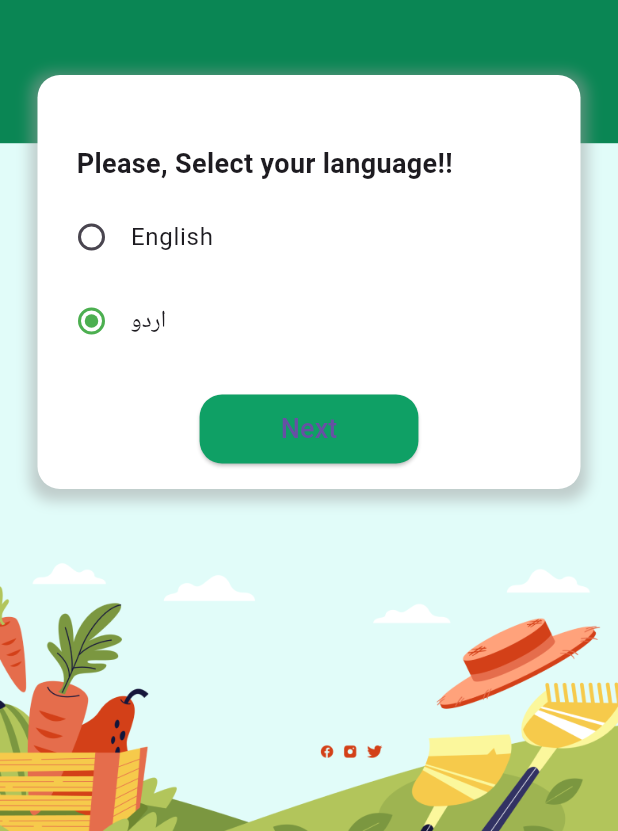
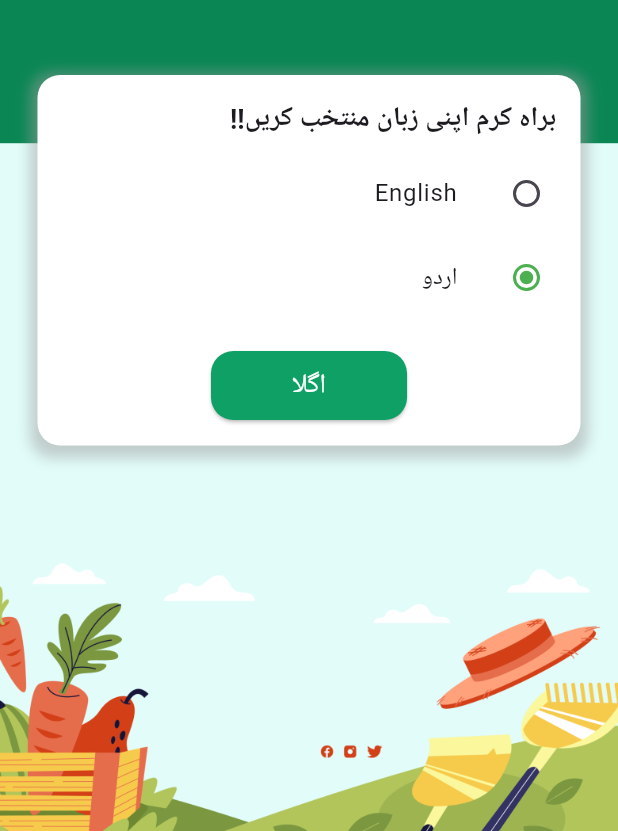
Before and after one commit to naveedabbasbngash/Agritas-App, a Flutter app: the LanguageSelectionView screen opened directly, after a tap on "اردو", on a phone screen of 412 x 824 dp, the part 405-1236 px from its top. Run offline on Flutter 3.47's test engine with Material 3 defaults, Android fonts, the phone set to English and light mode, and no system bars; our stand-ins replace cached_network_image, connectivity_plus, hive, hive_flutter, shared_preferences, shimmer; accounts and stored records are empty.

Commit message:
Dashboard view is added ( functionalitiy remaining)

```diff
--- a/lib/main.dart
+++ b/lib/main.dart
@@ -1,12 +1,13 @@
+import 'package:agritas_app/utils/dashboard_view.dart';
 import 'package:flutter/material.dart';
 import 'package:provider/provider.dart';
 import 'package:hive/hive.dart';
 import 'package:hive_flutter/hive_flutter.dart';
 import 'package:path_provider/path_provider.dart';
+import 'package:flutter_localizations/flutter_localizations.dart';
 
 import 'viewmodels/product_viewmodel.dart';
 import 'viewmodels/language_viewmodel.dart';
-import 'views/product_list_view.dart';
 import 'views/language_selection_view.dart';
 import 'models/product.dart';
 import 'models/category.dart';
@@ -35,13 +36,27 @@ class MyApp extends StatelessWidget {
         }),
         ChangeNotifierProvider<LanguageViewModel>(create: (_) => LanguageViewModel()),
       ],
-      child: MaterialApp(
-        title: 'Haryali Markaz',
-        theme: ThemeData(
-          primarySwatch: Colors.green,
-          visualDensity: VisualDensity.adaptivePlatformDensity,
-        ),
-        home: LanguageSelectionView(),
+      child: Consumer<LanguageViewModel>(
+        builder: (context, languageViewModel, child) {
+          return MaterialApp(
+            title: 'Haryali Markaz',
+            theme: ThemeData(
+              primarySwatch: Colors.green,
+              visualDensity: VisualDensity.adaptivePlatformDensity,
+            ),
+            locale: Locale(languageViewModel.selectedLanguage),
+            supportedLocales: [
+              Locale('en', ''), // English
+              Locale('ur', ''), // Urdu
+            ],
+            localizationsDelegates: [
+              GlobalMaterialLocalizations.delegate,
+              GlobalWidgetsLocalizations.delegate,
+              GlobalCupertinoLocalizations.delegate,
+            ],
+            home: DashboardView(),
+          );
+        },
       ),
     );
   }
--- /dev/null
+++ b/lib/utils/dashboard_view.dart
@@ -0,0 +1,195 @@
+import 'package:flutter/material.dart';
+
+class DashboardView extends StatelessWidget {
+  @override
+  Widget build(BuildContext context) {
+    return Scaffold(
+      body: Stack(
+        children: [
+          // Background colors
+          Column(
+
+            children: [
+              Expanded(
+                flex: 3,
+                child: Container(
+                  color: const Color(0xFF0fa065), // Green portion (40%)
+                ),
+              ),
+              Expanded(
+                flex: 7,
+                child: Container(
+                  color: const Color(0xFFE1FDF9), // Light blue portion (60%)
+                ),
+              ),
+            ],
+          ),
+          // Content
+          Padding(
+
+            padding: const EdgeInsets.symmetric(horizontal: 20.0),
+            child: Column(
+
+              crossAxisAlignment: CrossAxisAlignment.start,
+              children: [
+                SizedBox(height:10),
+
+                // Date, City, Weather, and Temperature
+                Padding(
+
+                  padding: const EdgeInsets.only(top: 40.0),
+                  child: Row(
+                    children: [
+                      Expanded(
+                        child: Column(
+                          crossAxisAlignment: CrossAxisAlignment.start,
+                          children: [
+                            Text(
+                              "31, July, 2024",
+                              style: TextStyle(
+                                color: Colors.white,
+                                fontSize: 16.0,
+                              ),
+                            ),
+                            Text(
+                              "Peshawar",
+                              style: TextStyle(
+                                color: Colors.white,
+                                fontSize: 32.0,
+                                fontWeight: FontWeight.bold,
+                              ),
+                            ),
+                            Text(
+                              "Clear & Sunny Day",
+                              style: TextStyle(
+                                color: Colors.white,
+                                fontSize: 16.0,
+                              ),
+                            ),
+                          ],
+                        ),
+                      ),
+                      SizedBox(width: 10),
+                      Column(
+                        crossAxisAlignment: CrossAxisAlignment.end,
+                        children: [
+                          Text(
+                            "31°",
+                            style: TextStyle(
+                              color: Colors.white,
+                              fontSize: 64.0,
+                              fontWeight: FontWeight.bold,
+                            ),
+                          ),
+                          Text(
+                            "Real feel 45°",
+                            style: TextStyle(
+                              color: Colors.white,
+                              fontSize: 16.0,
+                            ),
+                          ),
+                        ],
+                      ),
+                    ],
+                  ),
+                ),
+                // Spacing between "Clear & Sunny Day" and the white box
+                SizedBox(height: 20),
+                // Adjust this value to get the desired spacing
+                // Rounded shape with logo, slider, and boxes
+                Container(
+                  decoration: BoxDecoration(
+                    color: Colors.white,
+                    borderRadius: BorderRadius.circular(30),
+                    boxShadow: [
+                      BoxShadow(
+                        color: Colors.black26,
+                        blurRadius: 10,
+                        offset: Offset(0, 5),
+                      ),
+                    ],
+                  ),
+                  padding: const EdgeInsets.all(20.0),
+                  child: Column(
+                    children: [
+                      // App Logo
+                      Container(
+                        height: 80,
+                        child: Image.asset(
+                            'assets/images/language_top_logo.png'), // Update with your logo asset path
+                      ),
+                      SizedBox(height: 20), // 10px space after the logo
+                      // Animated Slider
+                      Container(
+                        height: 120.0,
+                        color: Colors.grey[300], // Placeholder for slider
+                        child: Center(
+                          child: Text("Slider Placeholder"),
+                        ),
+                      ),
+                      Column(
+                        children: [
+                          SizedBox(height: 20),
+                        ],
+                      ), // 10px space after the slider
+                      // ListView of boxes
+
+                      Column(
+                        mainAxisAlignment: MainAxisAlignment.center,
+                        children: [
+                          // Logo// Grid of Buttons
+                          Wrap(
+                            spacing: 20, // Horizontal spacing between children
+                            runSpacing: 20, // Vertical spacing between rows
+                            children: [
+                              _buildDashboardButton('Products', 'assets/images/plantation.png', Colors.orange),
+                              _buildDashboardButton('Crops', 'assets/images/plantation.png', Colors.green),
+                              _buildDashboardButton('Problems', 'assets/images/plantation.png', Colors.purple),
+                              _buildDashboardButton('Dealers', 'assets/images/plantation.png', Colors.yellow),
+                              _buildDashboardButton('Contact Us', 'assets/images/plantation.png', Colors.blue),
+                              _buildDashboardButton('Services', 'assets/images/plantation.png', Colors.orangeAccent),
+                            ],
+                          )
+                        ],
+                      )
+                    ],
+                  ),
+                ),
+              ],
+            ),
+          ),
+        ],
+      ),
+    );
+  }
+
+  Widget _buildDashboardButton(String title, String iconPath, Color color) {
+    return Column(
+      mainAxisAlignment: MainAxisAlignment.center,
+      children: [
+        Container(
+          height: 120, // Increased height of the color box
+          width: 100,  // Optional: Set a fixed width if needed
+          decoration: BoxDecoration(
+            color: color,
+            borderRadius: BorderRadius.circular(16),
+          ),
+          child: Center(
+            child: Image.asset(
+              iconPath,
+              height: 50,
+            ),
+          ),
+        ),
+        SizedBox(height: 10),
+        Text(
+          title,
+          style: TextStyle(
+            fontSize: 16,
+            color: Colors.black,
+          ),
+        ),
+      ],
+    );
+  }
+}
--- a/lib/viewmodels/language_viewmodel.dart
+++ b/lib/viewmodels/language_viewmodel.dart
@@ -1,4 +1,3 @@
-// lib/viewmodels/language_viewmodel.dart
 import 'package:flutter/material.dart';
 
 class LanguageViewModel extends ChangeNotifier {
--- a/lib/views/language_selection_view.dart
+++ b/lib/views/language_selection_view.dart
@@ -1,4 +1,3 @@
-// lib/views/language_selection_view.dart
 import 'package:flutter/material.dart';
 import 'package:provider/provider.dart';
 import '../viewmodels/language_viewmodel.dart';
@@ -10,36 +9,56 @@ class LanguageSelectionView extends StatelessWidget {
     return Scaffold(
       body: Stack(
         children: [
-          // Background image
-          Positioned.fill(
+          _buildBackgroundImage(),
+          _buildContent(context),
+        ],
+      ),
+    );
+  }
+
+  Widget _buildBackgroundImage() {
+    return Positioned.fill(
       child: Image.asset(
-              'assets/images/language_bg.png', // Path to your background image
-              fit: BoxFit.cover, // Ensure the image covers the entire screen
+        'assets/images/language_bg.png',
+        fit: BoxFit.cover,
       ),
+    );
+  }
+
+  Widget _buildContent(BuildContext context) {
+    return Padding(
+      padding: const EdgeInsets.symmetric(horizontal: 25.0),
+      child: Consumer<LanguageViewModel>(
+        builder: (context, model, child) {
+          return Column(
+            children: [
+              _buildLogo(),
+              SizedBox(height: 50),
+              _buildLanguageSelectionBox(context, model),
+            ],
+          );
+        },
       ),
+    );
+  }
 
-          // Content positioned based on requirements
-          Padding(
-            padding: const EdgeInsets.symmetric(horizontal: 25.0),
-            // 20dp padding from left and right
-            child: Column(
-              children: [
-                // Top logo positioned 50dp from the top
-                Padding(
-                  padding: const EdgeInsets.only(top: 150.0), // 50dp from top
+  Widget _buildLogo() {
+    return Padding(
+      padding: const EdgeInsets.only(top: 150.0),
       child: Center(
         child: Image.asset(
           'assets/images/language_top_logo.png',
-                      // Path to your logo asset
           height: 120,
         ),
       ),
-                ),
-                SizedBox(height: 50),
-                // 30dp space between the logo and language box
+    );
+  }
 
-                // Language selection box
-                Container(
+  Widget _buildLanguageSelectionBox(
+      BuildContext context, LanguageViewModel model) {
+    final isUrdu = model.selectedLanguage == 'ur';
+
+    return Container(
       padding: EdgeInsets.all(16.0),
       decoration: BoxDecoration(
         color: Colors.white,
@@ -49,81 +68,91 @@ class LanguageSelectionView extends StatelessWidget {
             color: Colors.grey.withOpacity(0.5),
             spreadRadius: 5,
             blurRadius: 7,
-                        offset: Offset(0, 3), // Changes position of shadow
+            offset: Offset(0, 3),
           ),
         ],
       ),
       child: Column(
         crossAxisAlignment: CrossAxisAlignment.start,
         children: [
-                      SizedBox(height: 30),
-                      // Increased space from the top border to the text
+          _buildLanguageSelectionTitle(isUrdu),
+          SizedBox(height: 8),
+          _buildLanguageOptions(model),
+          SizedBox(height: 20),
+          _buildNextButton(context, isUrdu),
+        ],
+      ),
+    );
+  }
 
-                      Padding(
+  Widget _buildLanguageSelectionTitle(bool isUrdu) {
+    return Padding(
       padding: const EdgeInsets.only(left: 10.0),
-                        // Add padding to align text with radio buttons
       child: Text(
-                          "Please, Select your language!!",
+        isUrdu
+            ? "براہ کرم اپنی زبان منتخب کریں!!"
+            : "Please, Select your language!!",
         style: TextStyle(
           fontSize: 18,
           fontWeight: FontWeight.bold,
         ),
       ),
-                      ),
-                      SizedBox(height: 8),
-                      // Decrease the space between the text and the radio buttons
-                      Consumer<LanguageViewModel>(
-                        builder: (context, model, child) => Column(
+    );
+  }
+
+  Widget _buildLanguageOptions(LanguageViewModel model) {
+    return Column(
       crossAxisAlignment: CrossAxisAlignment.start,
       children: [
-                            Padding(
+        _buildRadioOption(
+          label: "English",
+          value: "en",
+          groupValue: model.selectedLanguage,
+          onChanged: (value) => model.selectLanguage(value!),
+        ),
+        _buildRadioOption(
+          label: "اردو",
+          value: "ur",
+          groupValue: model.selectedLanguage,
+          onChanged: (value) => model.selectLanguage(value!),
+        ),
+      ],
+    );
+  }
+
+  Widget _buildRadioOption({
+    required String label,
+    required String value,
+    required String groupValue,
+    required ValueChanged<String?> onChanged,
+  }) {
+    return Padding(
       padding: const EdgeInsets.only(left: 0.0),
       child: RadioListTile<String>(
         activeColor: Colors.green,
         contentPadding: EdgeInsets.zero,
         title: Transform.translate(
-                                  offset: Offset(-10, 0), // Move the title closer to the radio button by 5sp
-                                  child: Text("English"),
+          offset: Offset(-10, 0),
+          child: Text(label),
         ),
-                                value: "en",
-                                groupValue: model.selectedLanguage,
-                                onChanged: (value) {
-                                  model.selectLanguage(value!);
-                                },
+        value: value,
+        groupValue: groupValue,
+        onChanged: onChanged,
       ),
-                            ),
-                            Padding(
-                              padding: const EdgeInsets.only(left: 0.0),
-                              child: RadioListTile<String>(
-                                activeColor: Colors.green,
-                                contentPadding: EdgeInsets.zero,
-                                title: Transform.translate(
-                                  offset: Offset(-10, 0), // Move the title closer to the radio button by 5sp
-                                  child: Text("اردو"),
-                                ),
-                                value: "ur",
-                                groupValue: model.selectedLanguage,
-                                onChanged: (value) {
-                                  model.selectLanguage(value!);
-                                },
-                              ),
-                            ),
-                          ],
-                        ),
-                      ),
-                      SizedBox(height: 20),
-                      Center(
+    );
+  }
+
+  Widget _buildNextButton(BuildContext context, bool isUrdu) {
+    return Center(
       child: ElevatedButton(
         onPressed: () {
-                            // Navigate to the ProductListView
           Navigator.push(
             context,
-                              MaterialPageRoute(
-                                  builder: (context) => ProductListView()),
+            MaterialPageRoute(builder: (context) => ProductListView()),
           );
         },
         style: ElevatedButton.styleFrom(
-                            backgroundColor: Color(0xFF0fa065), // Green color
+          backgroundColor: Color(0xFF0fa065),
           shape: RoundedRectangleBorder(
             borderRadius: BorderRadius.circular(15),
           ),
@@ -132,19 +161,10 @@ class LanguageSelectionView extends StatelessWidget {
           padding: const EdgeInsets.symmetric(
               vertical: 10.0, horizontal: 30.0),
           child: Text(
-                              "Next",
-                              style: TextStyle(fontSize: 18),
+            isUrdu ? "اگلا" : "Next",
+            style: TextStyle(fontSize: 18,color:Colors.white),
           ),
         ),
-                        ),
-                      ),
-                    ],
-                  ),
-                ),
-              ],
-            ),
-          ),
-        ],
       ),
     );
   }
--- a/pubspec.yaml
+++ b/pubspec.yaml
@@ -41,13 +41,14 @@ dependencies:
   # For flutter_lints to ensure code quality
   flutter_lints: ^4.0.0
 
-  intl: ^0.18.0  # Add the intl package, make sure to use the latest version
+  intl: ^0.19.0  # Add the intl package, make sure to use the latest version
   collection: ^1.18.0
   connectivity_plus: ^6.0.5
   hive: ^2.2.3
   hive_flutter: ^1.1.0
   path_provider: ^2.1.4
   cached_network_image: ^3.4.1
+  flutter_localization: ^0.2.2
 
 dev_dependencies:
   flutter_test:
@@ -88,6 +89,7 @@ flutter:
     - assets/images/product_place_holder.png
     - assets/images/language_bg.png
     - assets/images/language_top_logo.png
+    - assets/images/plantation.png
 
 
   # An image asset can refer to one or more resolution-specific "variants", see
```
Also changed, not shown: lib/views/product_list_view.dart (+9 -3 lines), lib/widgets/custom_tab_bar.dart (+21 -3 lines), lib/widgets/header.dart (+20 -4 lines), lib/widgets/product_card.dart (+102 -80 lines), assets/images/plantation.png (added), pubspec.lock, 6 other files. Lines whose indentation alone changed are shown as unchanged.
